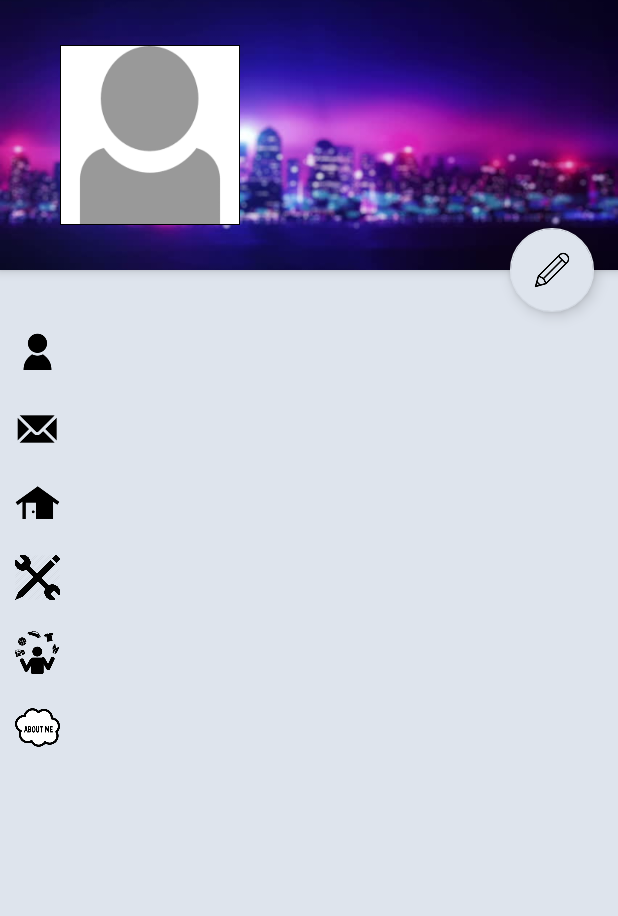
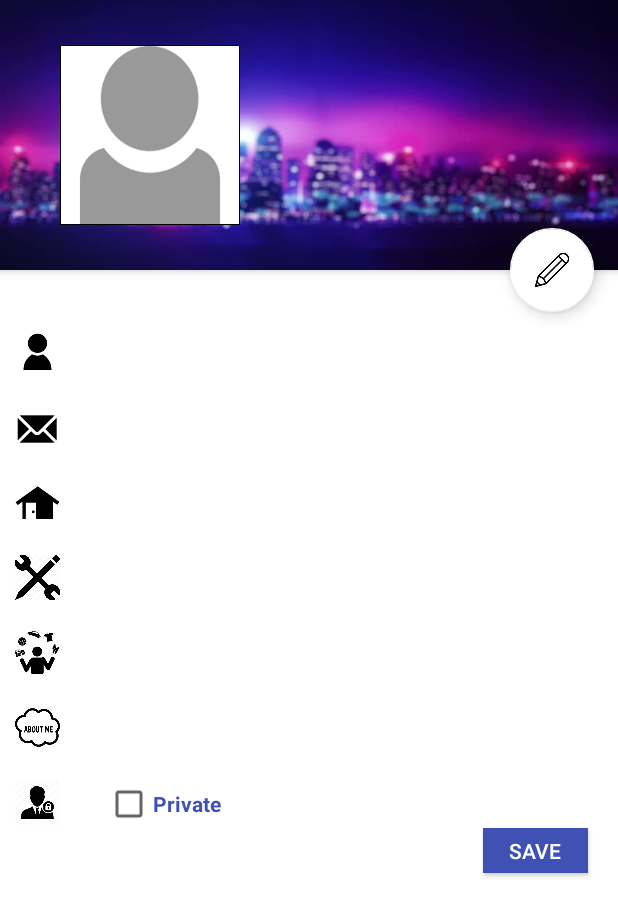
Before and after one commit to rohankankapurkar/CMPE277-SocialApp, an Android app: the UserProfileActivity screen opened directly, with no data from a screen before it, on a phone screen of 412 x 824 dp. Shown: the top 916 px of the screen. Run offline under Robolectric (Android 15) with nearby library versions, the phone set to English and light mode, and no system bars; our stand-ins replace Firebase (no records; nobody signed in at launch, a user with empty details on screens opened directly), Picasso, Volley; network calls fail; pictures from the network do not load; 1 statement that could not run was skipped.

Commit message:
private profile

```diff
--- a/src/MyApplication/app/src/main/res/layout/content_user_profile.xml
+++ b/src/MyApplication/app/src/main/res/layout/content_user_profile.xml
@@ -12,8 +12,9 @@
 
         <RelativeLayout
             android:layout_width="match_parent"
-            android:layout_height="350dp"
-            android:layout_marginTop="30dp">
+            android:layout_height="450dp"
+            android:layout_marginTop="30dp"
+            android:background="@color/white">
 
 
             <ImageView
@@ -221,17 +222,39 @@
                 android:textSize="20sp"
                 android:textStyle="bold" />
 
+
+            <ImageView
+                android:layout_width="30dp"
+                android:layout_height="30dp"
+                android:layout_margin="10dp"
+                android:id="@+id/profilevis"
+                android:layout_below="@+id/aboutmeIcon"
+                android:src="@drawable/lock"/>
+
+
+
             <Button
                 android:id="@+id/updateProfile"
                 android:layout_width="70dp"
                 android:layout_height="30dp"
                 android:layout_marginRight="20dp"
                 android:text="Save"
-                android:visibility="gone"
+                android:visibility="visible"
                 android:textColor="@color/white"
                 android:background="@color/colorPrimary"
-                android:layout_alignParentBottom="true"
+                android:layout_below="@+id/checkBox"
                 android:layout_alignParentEnd="true" />
+
+            <CheckBox
+                android:id="@+id/checkBox"
+                android:layout_width="wrap_content"
+                android:layout_height="wrap_content"
+                android:layout_alignTop="@+id/profilevis"
+                android:layout_toRightOf="@+id/profilevis"
+                android:text="Private"
+                android:layout_marginLeft="20dp"
+                android:textColor="@color/colorPrimary"
+                android:textStyle="bold" />
 
 
         </RelativeLayout>
--- a/src/MyApplication/app/src/main/res/values/colors.xml
+++ b/src/MyApplication/app/src/main/res/values/colors.xml
@@ -13,5 +13,7 @@
     <item name="darkgreen" type="color">#FF669900</item>
     <item name="darkorange" type="color">#FFFF8800</item>
     <item name="darkred" type="color">#FFCC0000</item>
-    <item name="white" type="color">#dee4ed</item>
+    <item name="white" type="color">#FFFFFFFF</item>
+    m>
+    <item name="black" type="color">#000</item>
 </resources>
```
Also changed, not shown: src/MyApplication/app/src/main/res/drawable/lock.png (added).
